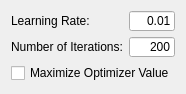
This is Modules/RigidRegistrationUI/RigidRegistrationOptimizer/QmitkGradientDescentOptimizerControls.ui in MITK/MITK as Qt 5 draws it before an edit. The edited form follows.
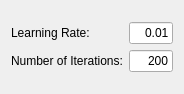
This is the edited form.

Commit message: ENH (#5432): Added a GetMetricType and GetOptimizerType method that is obligated for all optimizer and metric controls that tells which type of metric or optimizer it provides an interface for.

Patch:
```diff
--- a/Modules/RigidRegistrationUI/RigidRegistrationOptimizer/QmitkGradientDescentOptimizerControls.ui
+++ b/Modules/RigidRegistrationUI/RigidRegistrationOptimizer/QmitkGradientDescentOptimizerControls.ui
@@ -6,7 +6,7 @@
    <rect>
     <x>0</x>
     <y>0</y>
-    <width>182</width>
+    <width>184</width>
     <height>94</height>
    </rect>
   </property>
@@ -102,28 +102,6 @@
      </item>
     </layout>
    </item>
-   <item>
-    <widget class="QCheckBox" name="m_Maximize">
-     <property name="enabled">
-      <bool>true</bool>
-     </property>
-     <property name="minimumSize">
-      <size>
-       <width>0</width>
-       <height>20</height>
-      </size>
-     </property>
-     <property name="font">
-      <font>
-       <weight>50</weight>
-       <bold>false</bold>
-      </font>
-     </property>
-     <property name="text">
-      <string>Maximize Optimizer Value</string>
-     </property>
-    </widget>
-   </item>
   </layout>
  </widget>
  <resources/>
```
The commit also changes 57 other files.
